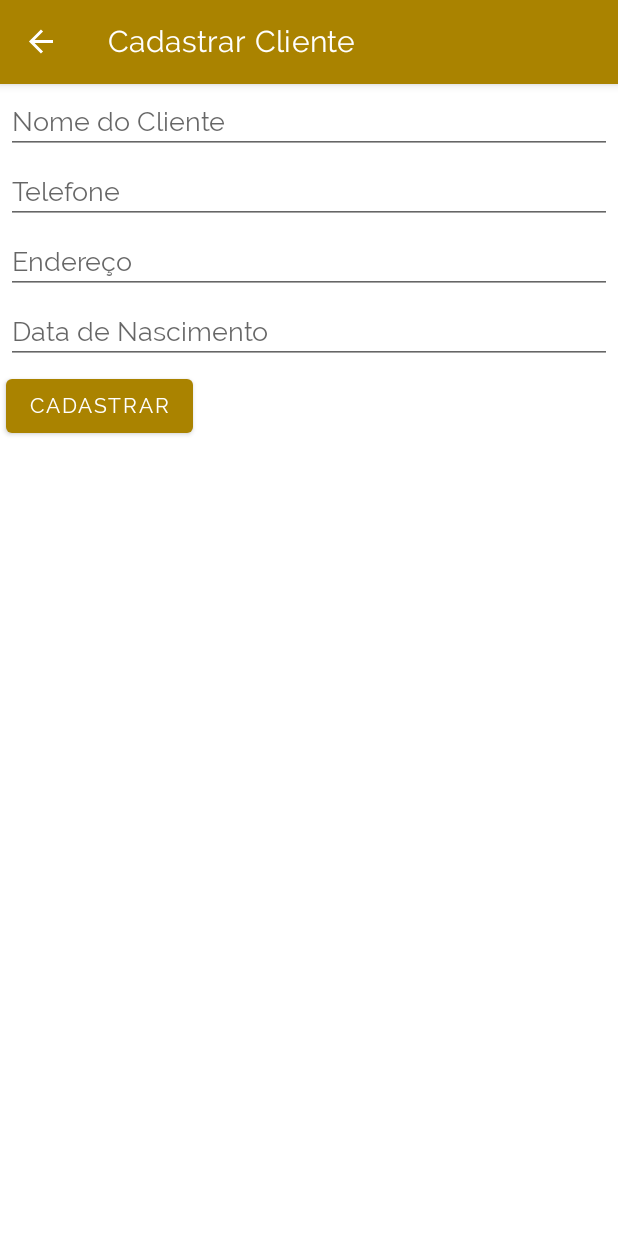
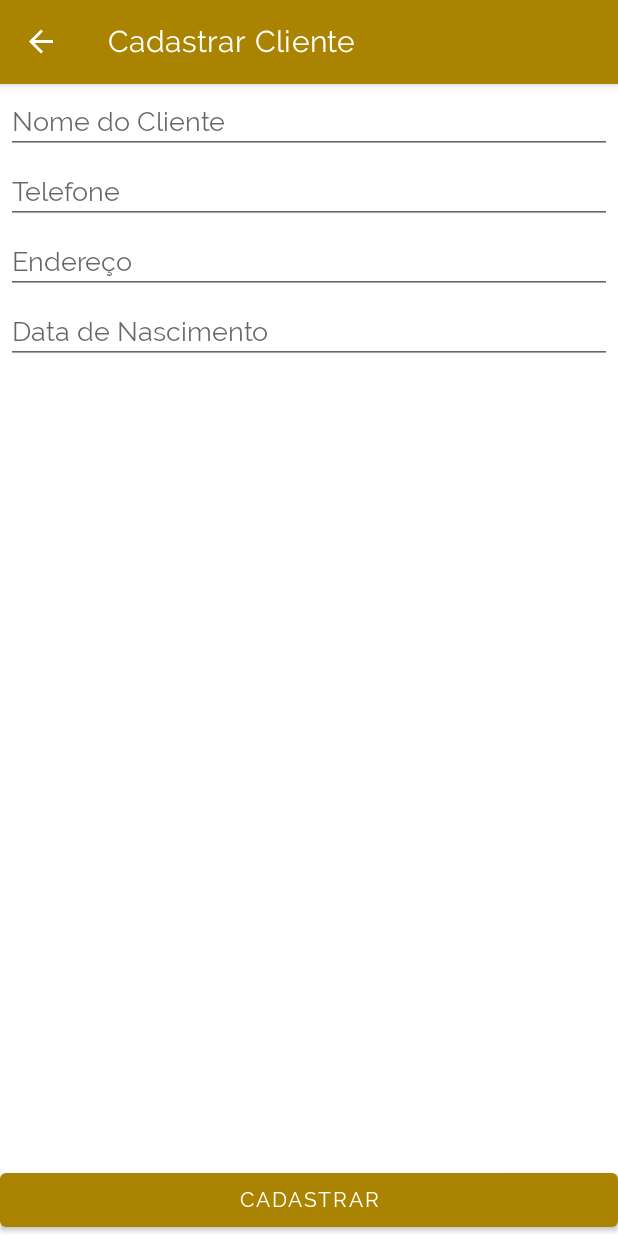
Before and after one commit to danielcavalcanteinf/Androidinit, an Android app: the screen it shows after launch (MainActivity), after a tap on an icon or button, on a phone screen of 412 x 824 dp. Run offline under Robolectric (Android 15) with nearby library versions, the phone set to English and light mode, and no system bars; our stand-ins replace Room's generated code, navigation-ui; libraries missing offline, so code that uses them is left out: org.jetbrains.anko.

Commit message:
FUNFANDOMARROM
EOQ MANO TA FUNCIONANDO MARROMENO

```diff
--- a/app/src/main/java/com/example/clientesapp/database/AppDataBase.kt
+++ b/app/src/main/java/com/example/clientesapp/database/AppDataBase.kt
@@ -6,12 +6,30 @@ import androidx.room.Room
 import androidx.room.RoomDatabase
 import com.example.clientesapp.models.Cliente
 
-@Database(entities = arrayOf(Cliente::class), version = 1)
-abstract class AppDataBase() : RoomDatabase() {
+@Database(entities = [Cliente::class], version = 3)
+abstract class AppDataBase : RoomDatabase() {
 
     abstract fun Dao() : ClientesDAO
 
     companion object {
+        var INSTANCE : AppDataBase? = null
+
+        fun getInstance(context : Context) : AppDataBase {
+            return if(INSTANCE == null) {
+                INSTANCE=  Room.databaseBuilder(
+                    context,
+                    AppDataBase::class.java,
+                    "database.db"
+                ).fallbackToDestructiveMigration().build()
+
+                INSTANCE as AppDataBase
+            } else {
+                INSTANCE as AppDataBase
+            }
+        }
+    }
+
+    /*companion object {
         var INSTANCE : AppDataBase? = null
 
         fun getInstance(context : Context) : AppDataBase {
@@ -20,11 +38,11 @@ abstract class AppDataBase() : RoomDatabase() {
                     context,
                     AppDataBase::class.java,
                     "database.db"
-                ).build()
+                ).fallbackToDestructiveMigration().build()
                 INSTANCE as AppDataBase
             }  else {
                 INSTANCE as AppDataBase
             }
         }
-    }
+    }*/
 }
--- a/app/src/main/java/com/example/clientesapp/ui/listaClientesFragment.kt
+++ b/app/src/main/java/com/example/clientesapp/ui/listaClientesFragment.kt
@@ -5,8 +5,11 @@ import android.view.LayoutInflater
 import android.view.View
 import android.view.ViewGroup
 import androidx.fragment.app.Fragment
+import androidx.lifecycle.Observer
+import androidx.lifecycle.ViewModelProviders
 import androidx.navigation.findNavController
 import com.example.clientesapp.R
+import com.example.clientesapp.commons.Adapter
 import kotlinx.android.synthetic.main.fragment_lista_clientes.*
 
 
@@ -30,5 +33,10 @@ class ListaClientesFragment : Fragment() {
     btnNovoCliente.setOnClickListener {
       it.findNavController().navigate(R.id.action_listaClientesFragment_to_novoClienteFragment)
     }
+
+        viewModel = ViewModelProviders.of(this).get(ListaClientesViewModel::class.java)
+
+        viewModel.getTodosClientes().observe(this, Observer { clientes ->
+            recyclerView.adapter = Adapter(clientes) })
     }
 }
--- a/app/src/main/java/com/example/clientesapp/ui/listaClientesViewModel.kt
+++ b/app/src/main/java/com/example/clientesapp/ui/listaClientesViewModel.kt
@@ -9,11 +9,15 @@ class ListaClientesViewModel(application: Application) : AndroidViewModel(applic
     private val appRepository = AppRepository(application)
 
     init {
-        appRepository.database
+        appRepository.getTodosLiveData()
     }
     fun getTodosClientes() = appRepository.getTodosLiveData()
 
     fun salvarCliente(novoCliente : Cliente) {
+        // ante o novoCliente não estava sendo utilizado
+        // agora está
+        //Mas o erro agora é porque o salvarNovoCliente não está esperando um cliente
+        appRepository.salvarNovoCliente(novoCliente)
+    }
 
-    }
 }
--- a/app/src/main/res/layout/fragment_novo_cliente.xml
+++ b/app/src/main/res/layout/fragment_novo_cliente.xml
@@ -1,55 +1,73 @@
 <?xml version="1.0" encoding="utf-8"?>
-<LinearLayout
-    xmlns:android="http://schemas.android.com/apk/res/android"
-    android:orientation="vertical"
+<LinearLayout xmlns:android="http://schemas.android.com/apk/res/android"
     android:layout_width="match_parent"
-    android:layout_height="match_parent">
+    android:layout_height="match_parent"
+    android:orientation="vertical">
 
     <EditText
-        android:id="@+id/inputNomeProduto"
+        android:id="@+id/inputNomeCliente"
         android:layout_width="match_parent"
         android:layout_height="wrap_content"
         android:layout_marginStart="4dp"
+        android:layout_marginTop="4dp"
         android:layout_marginEnd="4dp"
-        android:layout_marginTop="4dp"
-        android:hint="Nome do Cliente"/>
+        android:hint="Nome do Cliente"
+        android:singleLine="true"
+        android:maxLength="60"
+        android:inputType="text"
+        android:imeOptions="actionNext"
+        android:nextFocusDown="@+id/inputTelefone"/>
 
     <EditText
         android:id="@+id/inputTelefone"
         android:layout_width="match_parent"
         android:layout_height="wrap_content"
         android:layout_marginStart="4dp"
+        android:layout_marginTop="4dp"
         android:layout_marginEnd="4dp"
-        android:layout_marginTop="4dp"
-        android:hint="Telefone"/>
+        android:hint="Telefone"
+        android:singleLine="true"
+        android:maxLength="12"
+        android:inputType="number"
+        android:imeOptions="actionNext"
+        android:nextFocusDown="@+id/inputEndereco"/>
 
     <EditText
         android:id="@+id/inputEndereco"
         android:layout_width="match_parent"
         android:layout_height="wrap_content"
         android:layout_marginStart="4dp"
+        android:layout_marginTop="4dp"
         android:layout_marginEnd="4dp"
-        android:layout_marginTop="4dp"
-        android:hint="Endereço"/>
+        android:hint="Endereço"
+        android:maxLines="3"
+        android:maxLength="250"
+        android:inputType="text"/>
 
     <EditText
         android:id="@+id/inputDataNasc"
         android:layout_width="match_parent"
         android:layout_height="wrap_content"
         android:layout_marginStart="4dp"
+        android:layout_marginTop="4dp"
         android:layout_marginEnd="4dp"
-        android:layout_marginTop="4dp"
+        android:ems="10"
         android:hint="Data de Nascimento"
-        android:ems="10"
-        android:inputType="date"/>
+        android:inputType="date"
+        android:singleLine="true"
+        android:maxLength="10"
+        android:imeOptions="actionDone"/>
 
-    <com.google.android.material.button.MaterialButton
-        android:id="@+id/btnCadastrar"
-        android:layout_width="wrap_content"
-        android:layout_height="wrap_content"
-        android:text="@string/btn_cadastrar"
-        android:layout_marginStart="4dp"
-        android:layout_marginEnd="4dp"
-        android:layout_marginTop="4dp"/>
+    <RelativeLayout
+        android:layout_width="fill_parent"
+        android:layout_height="fill_parent"
+        android:gravity="bottom">
+
+        <com.google.android.material.button.MaterialButton
+            android:id="@+id/btnCadastrar"
+            android:layout_width="match_parent"
+            android:layout_height="wrap_content"
+            android:text="@string/btn_cadastrar" />
+    </RelativeLayout>
 
 </LinearLayout>
```
Also changed, not shown: app/src/main/java/com/example/clientesapp/commons/Adapter.kt (added, +40 -0 lines), app/src/main/java/com/example/clientesapp/repository/AppRepository.kt (+14 -0 lines), app/src/main/java/com/example/clientesapp/ui/novoClienteFragment.kt (+28 -0 lines), app/src/main/res/layout/lista_clientes_item.xml (+16 -13 lines).
